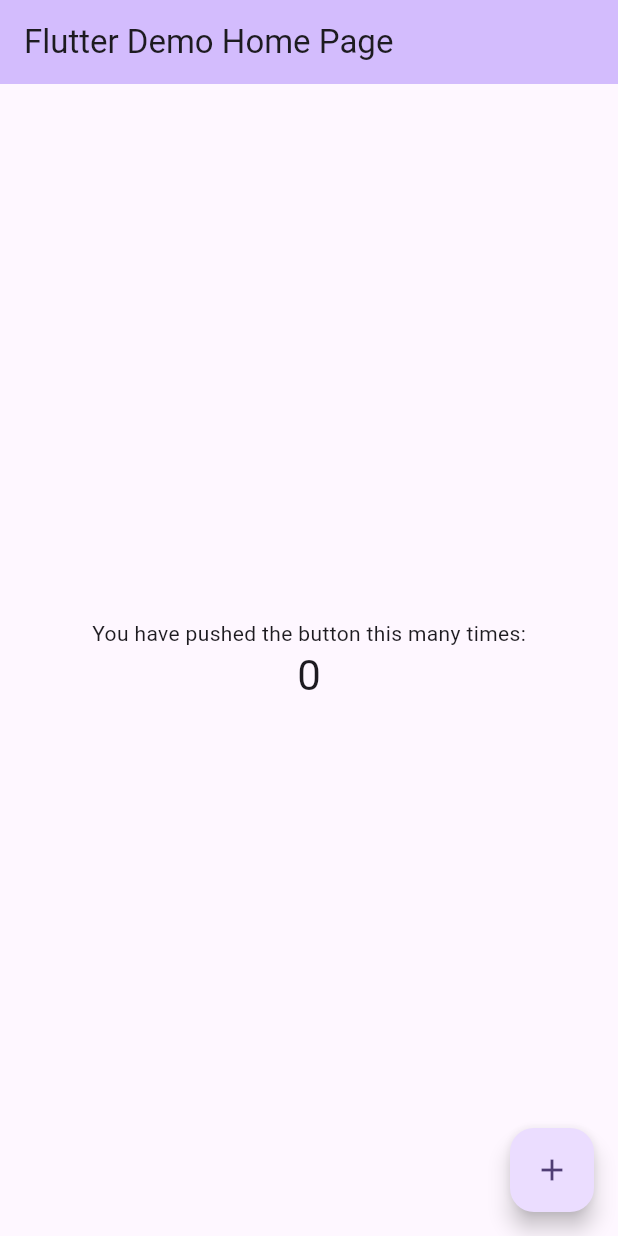
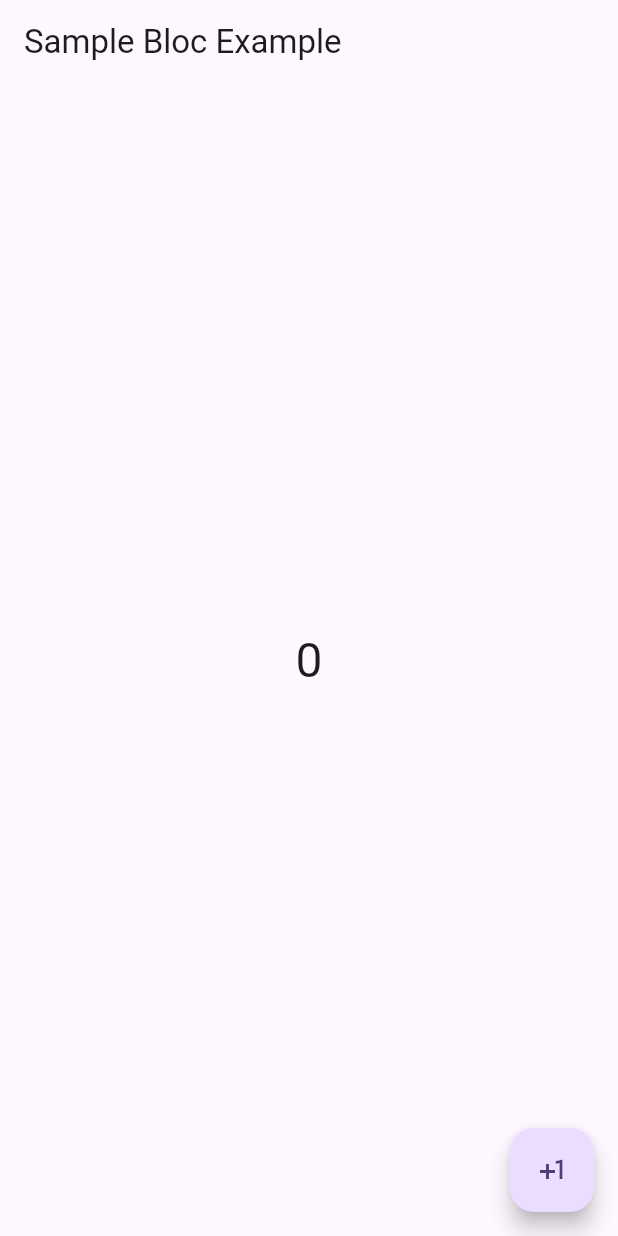
Before and after one commit to tamzidisrakadol/flutter_bloc, a Flutter app: the screen it shows after launch, on a phone screen of 412 x 824 dp. Run offline on Flutter 3.47's test engine with Material 3 defaults, Android fonts, the phone set to English and light mode, and no system bars; our stand-ins replace flutter_bloc.

Commit message:
Create a sample state management example with bloc

```diff
--- /dev/null
+++ b/lib/SampleExample/UI/CounterPage.dart
@@ -0,0 +1,36 @@
+import 'package:flutter/cupertino.dart';
+import 'package:flutter/material.dart';
+import 'package:flutter_b_sm/SampleExample/bloc/CounterEvent.dart';
+import 'package:flutter_b_sm/SampleExample/bloc/CounterState.dart';
+import 'package:flutter_bloc/flutter_bloc.dart';
+
+import '../bloc/CounterBloc.dart';
+
+class CounterPage extends StatefulWidget {
+  const CounterPage({super.key});
+
+  @override
+  State<CounterPage> createState() => _CounterPageState();
+}
+
+class _CounterPageState extends State<CounterPage> {
+  @override
+  Widget build(BuildContext context) {
+    final counterBloc = context.read<CounterBloc>();
+
+    return Scaffold(
+      appBar: AppBar(title: Text("Sample Bloc Example")),
+      body: BlocBuilder<CounterBloc, CounterState>(
+        builder: (context, state) {
+          return Center(child: Text(state.count.toString(),style: TextStyle(fontSize: 32),));
+        },
+      ),
+      floatingActionButton: FloatingActionButton(
+        onPressed: () {
+          counterBloc.add(CounterDecrement());
+        },
+        child: Icon(Icons.plus_one),
+      ),
+    );
+  }
+}
--- /dev/null
+++ b/lib/SampleExample/bloc/CounterBloc.dart
@@ -0,0 +1,16 @@
+import 'package:flutter_b_sm/SampleExample/bloc/CounterEvent.dart';
+import 'package:flutter_b_sm/SampleExample/bloc/CounterState.dart';
+import 'package:flutter_bloc/flutter_bloc.dart';
+
+
+class CounterBloc extends Bloc<CounterEvent,CounterState>{
+  CounterBloc():super(CounterState(0)){
+    on<CounterIncrement>((event, emit){
+      emit(CounterState(state.count+1));
+    });
+    on<CounterDecrement>((event, emit){
+      emit(CounterState(state.count-1));
+    });
+  }
+
+}
--- /dev/null
+++ b/lib/SampleExample/bloc/CounterEvent.dart
@@ -0,0 +1,5 @@
+abstract class CounterEvent{}
+
+class CounterIncrement extends CounterEvent{}
+
+class CounterDecrement extends CounterEvent{}
--- /dev/null
+++ b/lib/SampleExample/bloc/CounterState.dart
@@ -0,0 +1,6 @@
+class CounterState {
+
+  final int count;
+
+  CounterState(this.count);
+}
--- a/lib/main.dart
+++ b/lib/main.dart
@@ -1,4 +1,7 @@
 import 'package:flutter/material.dart';
+import 'package:flutter_b_sm/SampleExample/UI/CounterPage.dart';
+import 'package:flutter_bloc/flutter_bloc.dart';
+import 'SampleExample/bloc/CounterBloc.dart';
 
 void main() {
   runApp(const MyApp());
@@ -7,116 +10,17 @@ void main() {
 class MyApp extends StatelessWidget {
   const MyApp({super.key});
 
-  // This widget is the root of your application.
   @override
   Widget build(BuildContext context) {
     return MaterialApp(
       title: 'Flutter Demo',
       theme: ThemeData(
-        // This is the theme of your application.
-        //
-        // TRY THIS: Try running your application with "flutter run". You'll see
-        // the application has a purple toolbar. Then, without quitting the app,
-        // try changing the seedColor in the colorScheme below to Colors.green
-        // and then invoke "hot reload" (save your changes or press the "hot
-        // reload" button in a Flutter-supported IDE, or press "r" if you used
-        // the command line to start the app).
-        //
-        // Notice that the counter didn't reset back to zero; the application
-        // state is not lost during the reload. To reset the state, use hot
-        // restart instead.
-        //
-        // This works for code too, not just values: Most code changes can be
-        // tested with just a hot reload.
         colorScheme: ColorScheme.fromSeed(seedColor: Colors.deepPurple),
       ),
-      home: const MyHomePage(title: 'Flutter Demo Home Page'),
+      home: MultiBlocProvider(
+        providers: [BlocProvider(create: (context) => CounterBloc())],
+        child: const CounterPage(),
+      ),
     );
   }
 }
-
-class MyHomePage extends StatefulWidget {
-  const MyHomePage({super.key, required this.title});
-
-  // This widget is the home page of your application. It is stateful, meaning
-  // that it has a State object (defined below) that contains fields that affect
-  // how it looks.
-
-  // This class is the configuration for the state. It holds the values (in this
-  // case the title) provided by the parent (in this case the App widget) and
-  // used by the build method of the State. Fields in a Widget subclass are
-  // always marked "final".
-
-  final String title;
-
-  @override
-  State<MyHomePage> createState() => _MyHomePageState();
-}
-
-class _MyHomePageState extends State<MyHomePage> {
-  int _counter = 0;
-
-  void _incrementCounter() {
-    setState(() {
-      // This call to setState tells the Flutter framework that something has
-      // changed in this State, which causes it to rerun the build method below
-      // so that the display can reflect the updated values. If we changed
-      // _counter without calling setState(), then the build method would not be
-      // called again, and so nothing would appear to happen.
-      _counter++;
-    });
-  }
-
-  @override
-  Widget build(BuildContext context) {
-    // This method is rerun every time setState is called, for instance as done
-    // by the _incrementCounter method above.
-    //
-    // The Flutter framework has been optimized to make rerunning build methods
-    // fast, so that you can just rebuild anything that needs updating rather
-    // than having to individually change instances of widgets.
-    return Scaffold(
-      appBar: AppBar(
-        // TRY THIS: Try changing the color here to a specific color (to
-        // Colors.amber, perhaps?) and trigger a hot reload to see the AppBar
-        // change color while the other colors stay the same.
-        backgroundColor: Theme.of(context).colorScheme.inversePrimary,
-        // Here we take the value from the MyHomePage object that was created by
-        // the App.build method, and use it to set our appbar title.
-        title: Text(widget.title),
-      ),
-      body: Center(
-        // Center is a layout widget. It takes a single child and positions it
-        // in the middle of the parent.
-        child: Column(
-          // Column is also a layout widget. It takes a list of children and
-          // arranges them vertically. By default, it sizes itself to fit its
-          // children horizontally, and tries to be as tall as its parent.
-          //
-          // Column has various properties to control how it sizes itself and
-          // how it positions its children. Here we use mainAxisAlignment to
-          // center the children vertically; the main axis here is the vertical
-          // axis because Columns are vertical (the cross axis would be
-          // horizontal).
-          //
-          // TRY THIS: Invoke "debug painting" (choose the "Toggle Debug Paint"
-          // action in the IDE, or press "p" in the console), to see the
-          // wireframe for each widget.
-          mainAxisAlignment: MainAxisAlignment.center,
-          children: <Widget>[
-            const Text('You have pushed the button this many times:'),
-            Text(
-              '$_counter',
-              style: Theme.of(context).textTheme.headlineMedium,
-            ),
-          ],
-        ),
-      ),
-      floatingActionButton: FloatingActionButton(
-        onPressed: _incrementCounter,
-        tooltip: 'Increment',
-        child: const Icon(Icons.add),
-      ), // This trailing comma makes auto-formatting nicer for build methods.
-    );
-  }
-}
```
